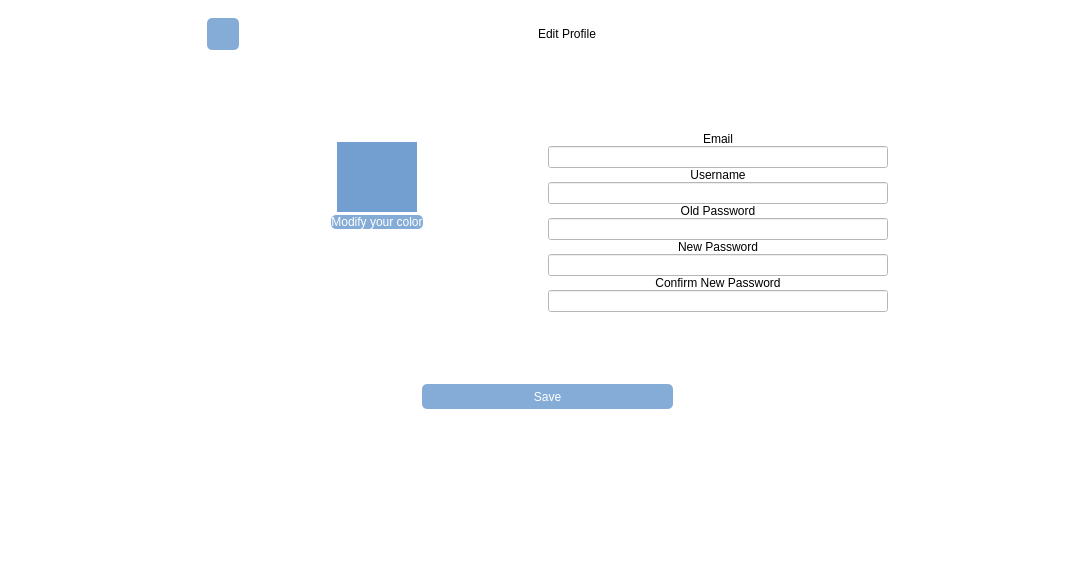
First picture: the form in stacked.ui, repository acordi96/ProgrammazioneDiSistema-SharedEditor-Client, before the edit.
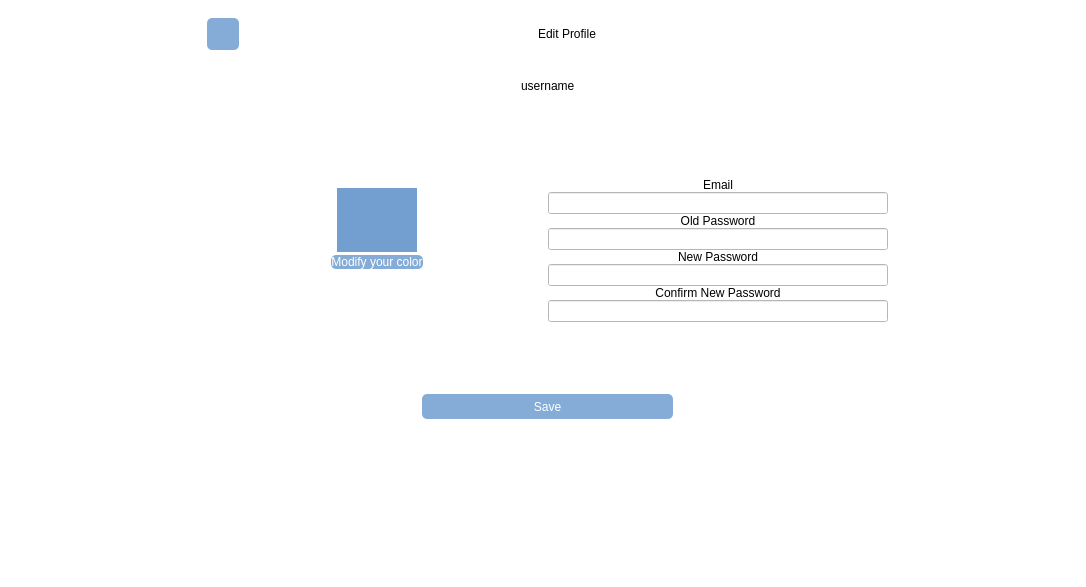
Second picture: the form after the edit. The open tabs and pages were chosen to show the change. Icons and pictures are not drawn.

Commit message: modified edi_save_button

What changed in the file:
```diff
--- a/stacked.ui
+++ b/stacked.ui
@@ -1474,6 +1474,68 @@
                  </item>
                 </layout>
                </item>
+               <item>
+                <spacer name="verticalSpacer_18">
+                 <property name="orientation">
+                  <enum>Qt::Vertical</enum>
+                 </property>
+                 <property name="sizeType">
+                  <enum>QSizePolicy::Fixed</enum>
+                 </property>
+                 <property name="sizeHint" stdset="0">
+                  <size>
+                   <width>20</width>
+                   <height>20</height>
+                  </size>
+                 </property>
+                </spacer>
+               </item>
+               <item>
+                <layout class="QHBoxLayout" name="horizontalLayout_20">
+                 <property name="spacing">
+                  <number>1</number>
+                 </property>
+                 <property name="bottomMargin">
+                  <number>0</number>
+                 </property>
+                 <item>
+                  <spacer name="horizontalSpacer_25">
+                   <property name="orientation">
+                    <enum>Qt::Horizontal</enum>
+                   </property>
+                   <property name="sizeHint" stdset="0">
+                    <size>
+                     <width>40</width>
+                     <height>20</height>
+                    </size>
+                   </property>
+                  </spacer>
+                 </item>
+                 <item>
+                  <widget class="QLabel" name="edit_user_label">
+                   <property name="styleSheet">
+                    <string notr="true">font: 16pt &quot;Sawasdee Bold&quot;;</string>
+                   </property>
+                   <property name="text">
+                    <string>username</string>
+                   </property>
+                  </widget>
+                 </item>
+                 <item>
+                  <spacer name="horizontalSpacer_26">
+                   <property name="orientation">
+                    <enum>Qt::Horizontal</enum>
+                   </property>
+                   <property name="sizeHint" stdset="0">
+                    <size>
+                     <width>40</width>
+                     <height>20</height>
+                    </size>
+                   </property>
+                  </spacer>
+                 </item>
+                </layout>
+               </item>
                <item>
                 <spacer name="verticalSpacer_13">
                  <property name="orientation">
@@ -1610,7 +1672,7 @@
                      <property name="sizeHint" stdset="0">
                       <size>
                        <width>20</width>
-                       <height>110</height>
+                       <height>80</height>
                       </size>
                      </property>
                     </spacer>
@@ -1663,22 +1725,6 @@
                    <item>
                     <widget class="QLineEdit" name="edit_email_line"/>
                    </item>
-                   <item>
-                    <widget class="QLabel" name="edit_user_label">
-                     <property name="styleSheet">
-                      <string notr="true">font: 11pt &quot;Sawasdee Bold&quot;;</string>
-                     </property>
-                     <property name="text">
-                      <string>Username</string>
-                     </property>
-                     <property name="alignment">
-                      <set>Qt::AlignCenter</set>
-                     </property>
-                    </widget>
-                   </item>
-                   <item>
-                    <widget class="QLineEdit" name="edit_user_line"/>
-                   </item>
                    <item>
                     <widget class="QLabel" name="edit_oldPasswordLabel">
                      <property name="styleSheet">
@@ -1693,7 +1739,11 @@
                     </widget>
                    </item>
                    <item>
-                    <widget class="QLineEdit" name="edit_oldpsw_line"/>
+                    <widget class="QLineEdit" name="edit_oldpsw_line">
+                     <property name="echoMode">
+                      <enum>QLineEdit::Password</enum>
+                     </property>
+                    </widget>
                    </item>
                    <item>
                     <widget class="QLabel" name="edit_newpsw_label">
```
The commit also changes 2 other files.
